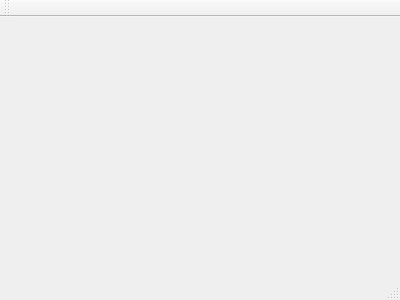
nhannlt2008/TestArduino, file mainwindow.ui: the form before one commit.
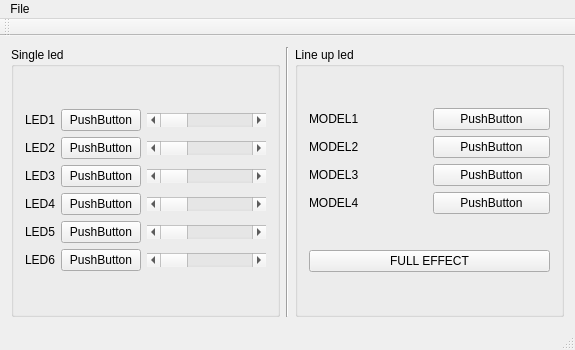
The form after the commit.

Patch:
```diff
--- a/mainwindow.ui
+++ b/mainwindow.ui
@@ -1,24 +1,328 @@
 <ui version="4.0">
  <class>MainWindow</class>
- <widget class="QMainWindow" name="MainWindow" >
-  <property name="geometry" >
+ <widget class="QMainWindow" name="MainWindow">
+  <property name="geometry">
    <rect>
     <x>0</x>
     <y>0</y>
-    <width>400</width>
-    <height>300</height>
+    <width>575</width>
+    <height>350</height>
    </rect>
   </property>
   <property name="windowTitle" >
    <string>MainWindow</string>
   </property>
-  <widget class="QMenuBar" name="menuBar" />
-  <widget class="QToolBar" name="mainToolBar" />
-  <widget class="QWidget" name="centralWidget" />
-  <widget class="QStatusBar" name="statusBar" />
+  <widget class="QWidget" name="centralWidget">
+   <layout class="QHBoxLayout" name="horizontalLayout">
+    <item>
+     <layout class="QHBoxLayout" name="horizontalLayout_2">
+      <item>
+       <layout class="QVBoxLayout" name="verticalLayout_4">
+        <item>
+         <widget class="QGroupBox" name="groupBox">
+          <property name="title">
+           <string>Single led</string>
+          </property>
+          <layout class="QVBoxLayout" name="verticalLayout_5">
+           <item>
+            <layout class="QGridLayout" name="gridLayout">
+             <item row="0" column="0">
+              <widget class="QLabel" name="label">
+               <property name="maximumSize">
+                <size>
+                 <width>30</width>
+                 <height>16777215</height>
+                </size>
+               </property>
+               <property name="text">
+                <string>LED1</string>
+               </property>
+              </widget>
+             </item>
+             <item row="0" column="1">
+              <widget class="QPushButton" name="pushButton">
+               <property name="maximumSize">
+                <size>
+                 <width>80</width>
+                 <height>16777215</height>
+                </size>
+               </property>
+               <property name="text">
+                <string>PushButton</string>
+               </property>
+              </widget>
+             </item>
+             <item row="1" column="1">
+              <widget class="QPushButton" name="pushButton_2">
+               <property name="maximumSize">
+                <size>
+                 <width>80</width>
+                 <height>16777215</height>
+                </size>
+               </property>
+               <property name="text">
+                <string>PushButton</string>
+               </property>
+              </widget>
+             </item>
+             <item row="1" column="0">
+              <widget class="QLabel" name="label_2">
+               <property name="text">
+                <string>LED2</string>
+               </property>
+              </widget>
+             </item>
+             <item row="4" column="0">
+              <widget class="QLabel" name="label_5">
+               <property name="text">
+                <string>LED5</string>
+               </property>
+              </widget>
+             </item>
+             <item row="2" column="0">
+              <widget class="QLabel" name="label_3">
+               <property name="text">
+                <string>LED3</string>
+               </property>
+              </widget>
+             </item>
+             <item row="3" column="0">
+              <widget class="QLabel" name="label_4">
+               <property name="text">
+                <string>LED4</string>
+               </property>
+              </widget>
+             </item>
+             <item row="5" column="0">
+              <widget class="QLabel" name="label_6">
+               <property name="text">
+                <string>LED6</string>
+               </property>
+              </widget>
+             </item>
+             <item row="2" column="1">
+              <widget class="QPushButton" name="pushButton_3">
+               <property name="maximumSize">
+                <size>
+                 <width>80</width>
+                 <height>16777215</height>
+                </size>
+               </property>
+               <property name="text">
+                <string>PushButton</string>
+               </property>
+              </widget>
+             </item>
+             <item row="3" column="1">
+              <widget class="QPushButton" name="pushButton_4">
+               <property name="maximumSize">
+                <size>
+                 <width>80</width>
+                 <height>16777215</height>
+                </size>
+               </property>
+               <property name="text">
+                <string>PushButton</string>
+               </property>
+              </widget>
+             </item>
+             <item row="4" column="1">
+              <widget class="QPushButton" name="pushButton_5">
+               <property name="maximumSize">
+                <size>
+                 <width>80</width>
+                 <height>16777215</height>
+                </size>
+               </property>
+               <property name="text">
+                <string>PushButton</string>
+               </property>
+              </widget>
+             </item>
+             <item row="5" column="1">
+              <widget class="QPushButton" name="pushButton_6">
+               <property name="maximumSize">
+                <size>
+                 <width>80</width>
+                 <height>16777215</height>
+                </size>
+               </property>
+               <property name="text">
+                <string>PushButton</string>
+               </property>
+              </widget>
+             </item>
+             <item row="0" column="2">
+              <widget class="QScrollBar" name="horizontalScrollBar">
+               <property name="orientation">
+                <enum>Qt::Horizontal</enum>
+               </property>
+              </widget>
+             </item>
+             <item row="1" column="2">
+              <widget class="QScrollBar" name="horizontalScrollBar_2">
+               <property name="orientation">
+                <enum>Qt::Horizontal</enum>
+               </property>
+              </widget>
+             </item>
+             <item row="2" column="2">
+              <widget class="QScrollBar" name="horizontalScrollBar_3">
+               <property name="orientation">
+                <enum>Qt::Horizontal</enum>
+               </property>
+              </widget>
+             </item>
+             <item row="3" column="2">
+              <widget class="QScrollBar" name="horizontalScrollBar_4">
+               <property name="orientation">
+                <enum>Qt::Horizontal</enum>
+               </property>
+              </widget>
+             </item>
+             <item row="4" column="2">
+              <widget class="QScrollBar" name="horizontalScrollBar_5">
+               <property name="orientation">
+                <enum>Qt::Horizontal</enum>
+               </property>
+              </widget>
+             </item>
+             <item row="5" column="2">
+              <widget class="QScrollBar" name="horizontalScrollBar_6">
+               <property name="orientation">
+                <enum>Qt::Horizontal</enum>
+               </property>
+              </widget>
+             </item>
+            </layout>
+           </item>
+          </layout>
+         </widget>
+        </item>
+       </layout>
+      </item>
+      <item>
+       <layout class="QVBoxLayout" name="verticalLayout_6">
+        <item>
+         <widget class="Line" name="line">
+          <property name="orientation">
+           <enum>Qt::Vertical</enum>
+          </property>
+         </widget>
+        </item>
+       </layout>
+      </item>
+      <item>
+       <layout class="QVBoxLayout" name="verticalLayout_3">
+        <item>
+         <widget class="QGroupBox" name="groupBox_2">
+          <property name="title">
+           <string>Line up led</string>
+          </property>
+          <layout class="QVBoxLayout" name="verticalLayout_7">
+           <item>
+            <layout class="QGridLayout" name="gridLayout_2">
+             <item row="0" column="1">
+              <widget class="QPushButton" name="pushButton_7">
+               <property name="text">
+                <string>PushButton</string>
+               </property>
+              </widget>
+             </item>
+             <item row="1" column="1">
+              <widget class="QPushButton" name="pushButton_8">
+               <property name="text">
+                <string>PushButton</string>
+               </property>
+              </widget>
+             </item>
+             <item row="2" column="0">
+              <widget class="QLabel" name="label_9">
+               <property name="text">
+                <string>MODEL3</string>
+               </property>
+              </widget>
+             </item>
+             <item row="0" column="0">
+              <widget class="QLabel" name="label_7">
+               <property name="text">
+                <string>MODEL1</string>
+               </property>
+              </widget>
+             </item>
+             <item row="1" column="0">
+              <widget class="QLabel" name="label_8">
+               <property name="text">
+                <string>MODEL2</string>
+               </property>
+              </widget>
+             </item>
+             <item row="3" column="0">
+              <widget class="QLabel" name="label_10">
+               <property name="text">
+                <string>MODEL4</string>
+               </property>
+              </widget>
+             </item>
+             <item row="2" column="1">
+              <widget class="QPushButton" name="pushButton_9">
+               <property name="text">
+                <string>PushButton</string>
+               </property>
+              </widget>
+             </item>
+             <item row="3" column="1">
+              <widget class="QPushButton" name="pushButton_10">
+               <property name="text">
+                <string>PushButton</string>
+               </property>
+              </widget>
+             </item>
+            </layout>
+           </item>
+           <item>
+            <widget class="QPushButton" name="pushButton_11">
+             <property name="text">
+              <string>FULL EFFECT</string>
+             </property>
+            </widget>
+           </item>
+          </layout>
+         </widget>
+        </item>
+       </layout>
+      </item>
+     </layout>
+    </item>
+   </layout>
+  </widget>
+  <widget class="QMenuBar" name="menuBar">
+   <property name="geometry">
+    <rect>
+     <x>0</x>
+     <y>0</y>
+     <width>575</width>
+     <height>20</height>
+    </rect>
+   </property>
+   <widget class="QMenu" name="menuFile">
+    <property name="title">
+     <string>File</string>
+    </property>
+   </widget>
+   <addaction name="menuFile"/>
+  </widget>
+  <widget class="QToolBar" name="mainToolBar">
+   <attribute name="toolBarArea">
+    <enum>TopToolBarArea</enum>
+   </attribute>
+   <attribute name="toolBarBreak">
+    <bool>false</bool>
+   </attribute>
+  </widget>
+  <widget class="QStatusBar" name="statusBar"/>
  </widget>
- <layoutDefault spacing="6" margin="11" />
- <pixmapfunction></pixmapfunction>
+ <layoutdefault spacing="6" margin="11"/>
  <resources/>
  <connections/>
 </ui>
```
Left out of the diff: 3 changed lines with no effect on the pictures.
